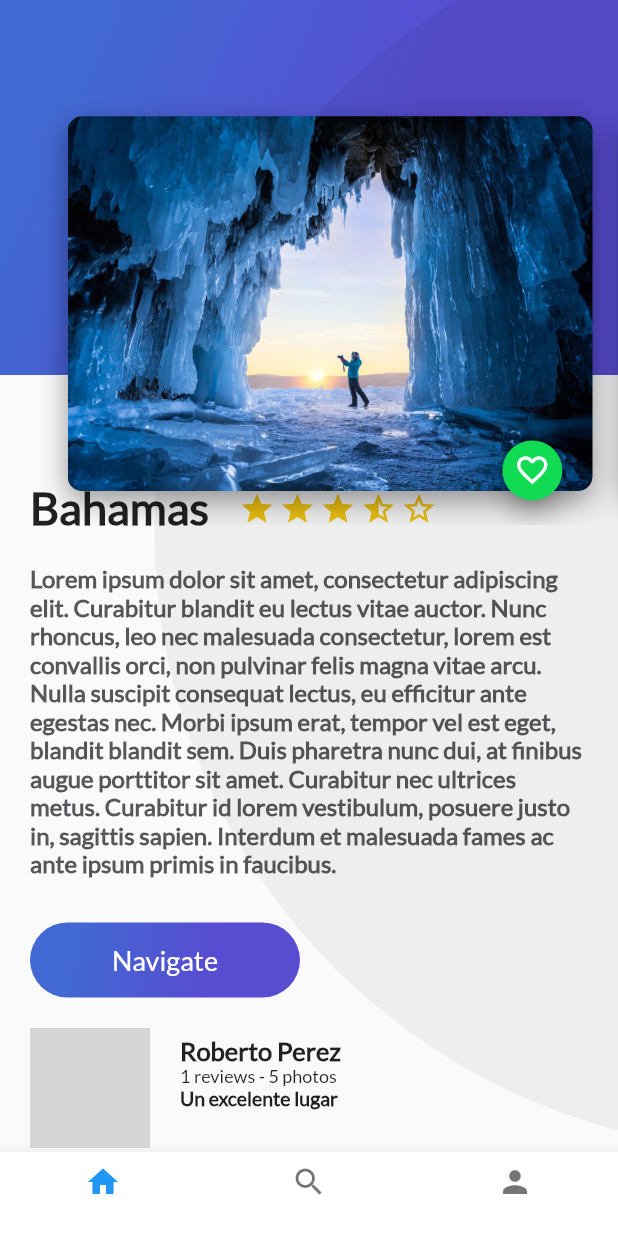
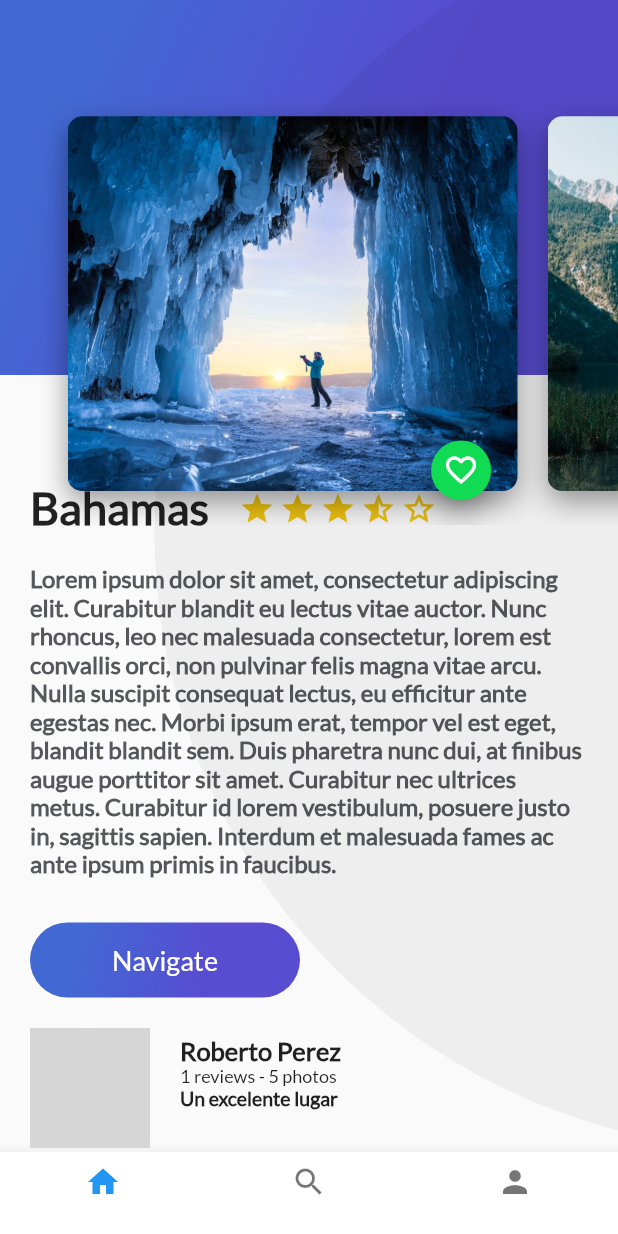
Before and after one commit to SwaXTech/Trips, a Flutter app: the Trips screen opened directly, on a phone screen of 412 x 824 dp. Run offline on Flutter 3.47's test engine with Material 2 defaults, Android fonts, the phone set to English and light mode, and no system bars; our stand-ins replace cloud_firestore, firebase_auth, firebase_core, google_sign_in; missing offline and left inert: generic_bloc_provider; accounts and stored records are empty; network calls fail; grey boxes are pictures that could not be loaded.

Commit message:
Fixed margins cards

```diff
--- a/lib/Place/ui/widgets/card_image_list.dart
+++ b/lib/Place/ui/widgets/card_image_list.dart
@@ -2,20 +2,24 @@ import 'package:flutter/material.dart';
 import 'card_image.dart';
 
 class CardImageList extends StatelessWidget{
+
+  double _width = 300.0;
+  double _height = 250.0;
+  double marginLeft = 20;
+
   @override
   Widget build(BuildContext context) {
-
     return Container(
       height: 350.0,
       child: ListView(
         padding: EdgeInsets.all(25.0),
         scrollDirection: Axis.horizontal,
         children: [
-          CardImage(pathImage: "assets/img/cave.jpg", iconData: Icons.favorite_border, height: 250, width: 350, marginLeft: 20,),
-          CardImage(pathImage: "assets/img/lake.jpg", iconData: Icons.favorite_border, height: 250, width: 350, marginLeft: 20),
-          CardImage(pathImage: "assets/img/mountain.jpg", iconData: Icons.favorite_border, height: 250, width: 350, marginLeft: 20),
-          CardImage(pathImage: "assets/img/river.jpg", iconData: Icons.favorite_border, height: 250, width: 350, marginLeft: 20),
-          CardImage(pathImage: "assets/img/sea.jpg", iconData: Icons.favorite_border, height: 250, width: 350, marginLeft: 20),
+          CardImage(pathImage: "assets/img/cave.jpg",     iconData: Icons.favorite_border, height: _height, width: _width, marginLeft: marginLeft),
+          CardImage(pathImage: "assets/img/lake.jpg",     iconData: Icons.favorite_border, height: _height, width: _width, marginLeft: marginLeft),
+          CardImage(pathImage: "assets/img/mountain.jpg", iconData: Icons.favorite_border, height: _height, width: _width, marginLeft: marginLeft),
+          CardImage(pathImage: "assets/img/river.jpg",    iconData: Icons.favorite_border, height: _height, width: _width, marginLeft: marginLeft),
+          CardImage(pathImage: "assets/img/sea.jpg",      iconData: Icons.favorite_border, height: _height, width: _width, marginLeft: marginLeft),
         ],
       ),
     );
```
Also changed, not shown: lib/Place/ui/screens/add_place.dart (+12 -8 lines).
